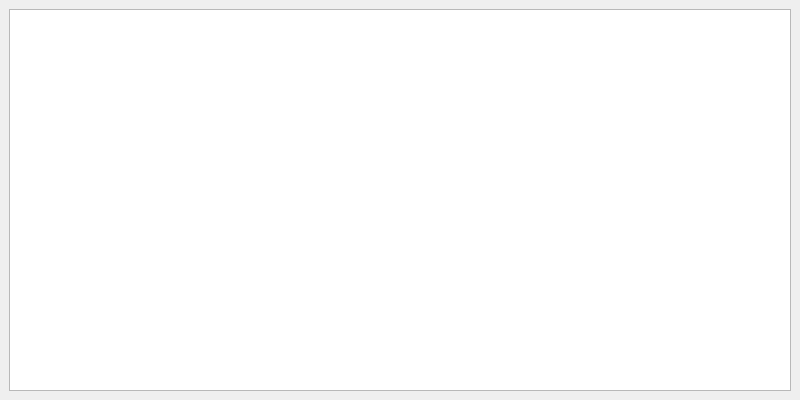
Before: the Qt Designer form src/transfer/transferwindow.ui in nitroshare/nitroshare-desktop, drawn with Qt 5.
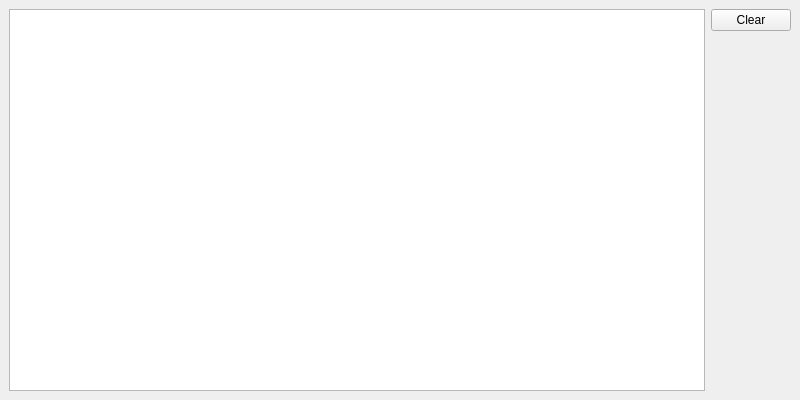
After: the same form once the commit is applied. Icons and pictures are not drawn.

Commit message: Added cancel button for transfers (fixes #2).

```diff
--- a/src/transfer/transferwindow.ui
+++ b/src/transfer/transferwindow.ui
@@ -14,7 +14,7 @@
    <string>NitroShare - Transfers</string>
   </property>
   <widget class="QWidget" name="centralWidget">
-   <layout class="QVBoxLayout" name="verticalLayout">
+   <layout class="QHBoxLayout" name="horizontalLayout_2">
     <item>
      <widget class="QTableView" name="transferView">
       <property name="selectionMode">
@@ -37,6 +37,30 @@
       </attribute>
      </widget>
     </item>
+    <item>
+     <layout class="QVBoxLayout" name="verticalLayout">
+      <item>
+       <widget class="QPushButton" name="clear">
+        <property name="text">
+         <string>Clear</string>
+        </property>
+       </widget>
+      </item>
+      <item>
+       <spacer name="verticalSpacer">
+        <property name="orientation">
+         <enum>Qt::Vertical</enum>
+        </property>
+        <property name="sizeHint" stdset="0">
+         <size>
+          <width>20</width>
+          <height>40</height>
+         </size>
+        </property>
+       </spacer>
+      </item>
+     </layout>
+    </item>
    </layout>
   </widget>
  </widget>
```
Left out of the diff: 3 changed lines with no effect on the pictures. The commit also changes 3 other files.
